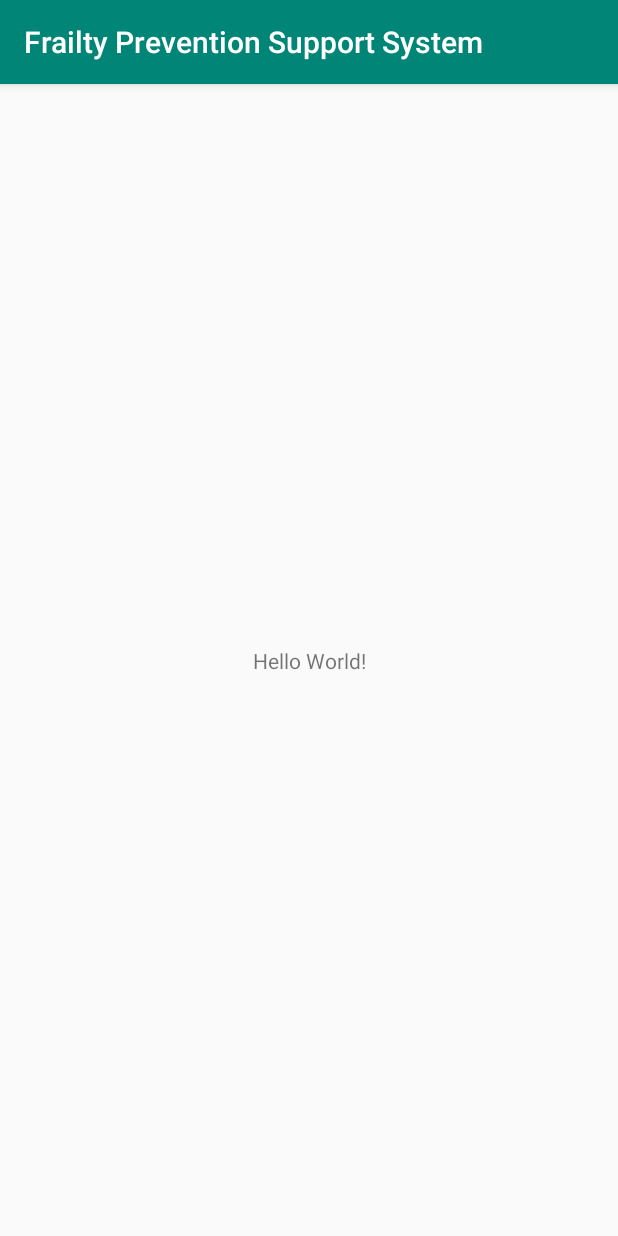
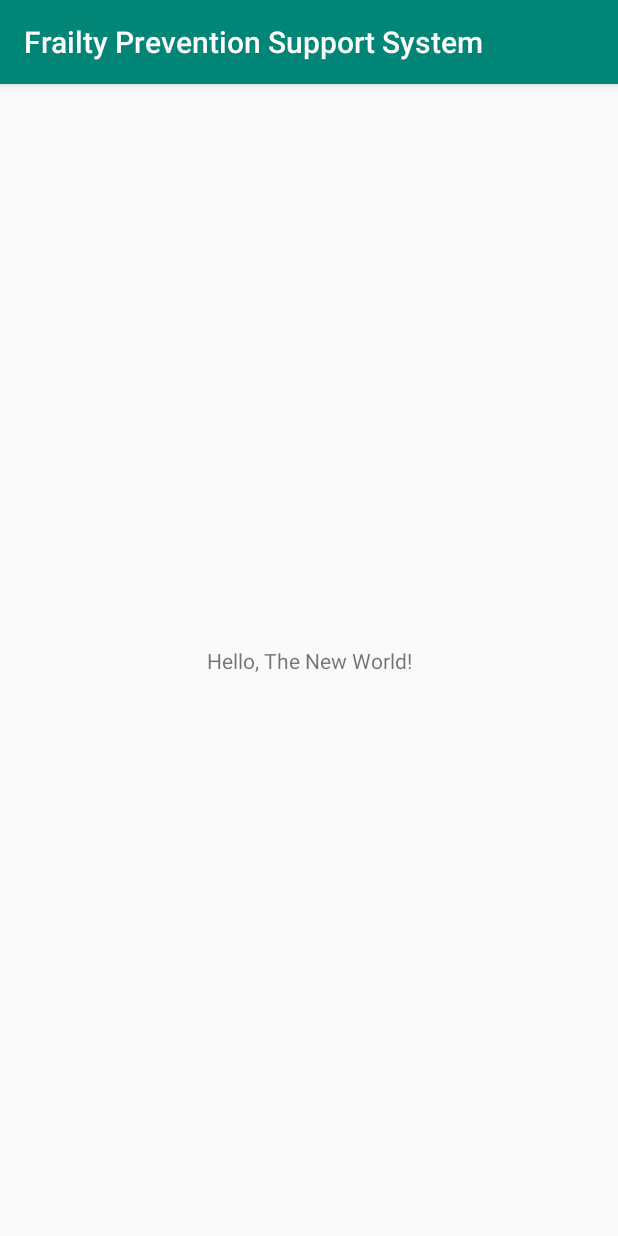
Before and after one commit to oklb2018st07/FrailtyPreventionSupportSystem, an Android app: the screen it shows after launch (MainActivity), on a phone screen of 412 x 824 dp. Run offline under Robolectric (Android 15) with nearby library versions, the light colour scheme and no system bars.

Commit message:
Test commit

```diff
--- a/app/src/main/res/layout/activity_main.xml
+++ b/app/src/main/res/layout/activity_main.xml
@@ -10,7 +10,7 @@
     <TextView
             android:layout_width="wrap_content"
             android:layout_height="wrap_content"
-            android:text="Hello World!"
+            android:text="Hello, The New World!"
             app:layout_constraintBottom_toBottomOf="parent"
             app:layout_constraintLeft_toLeftOf="parent"
             app:layout_constraintRight_toRightOf="parent"
```
